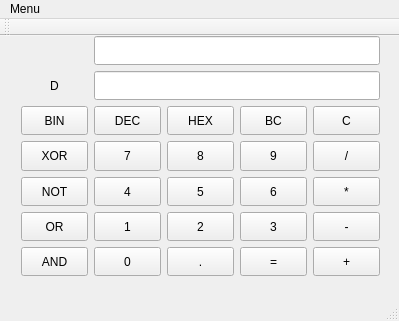
Before: the Qt Designer form mainwindow.ui in nagisc007/ncalc, drawn with Qt 5.
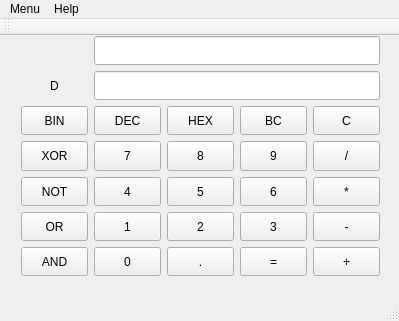
After: the same form once the commit is applied.

Commit message: Add: about qt and app dialog implemented.

The edit to the form file:
```diff
--- a/mainwindow.ui
+++ b/mainwindow.ui
@@ -418,7 +418,15 @@
     </property>
     <addaction name="actionQuit"/>
    </widget>
+   <widget class="QMenu" name="menuHelp">
+    <property name="title">
+     <string>Help</string>
+    </property>
+    <addaction name="actionAbout_Qt"/>
+    <addaction name="actionAbout_App"/>
+   </widget>
    <addaction name="menuQuit"/>
+   <addaction name="menuHelp"/>
   </widget>
   <widget class="QToolBar" name="mainToolBar">
    <attribute name="toolBarArea">
```
Left out of the diff: 10 changed lines with no effect on the pictures. The commit also changes 2 other files.
